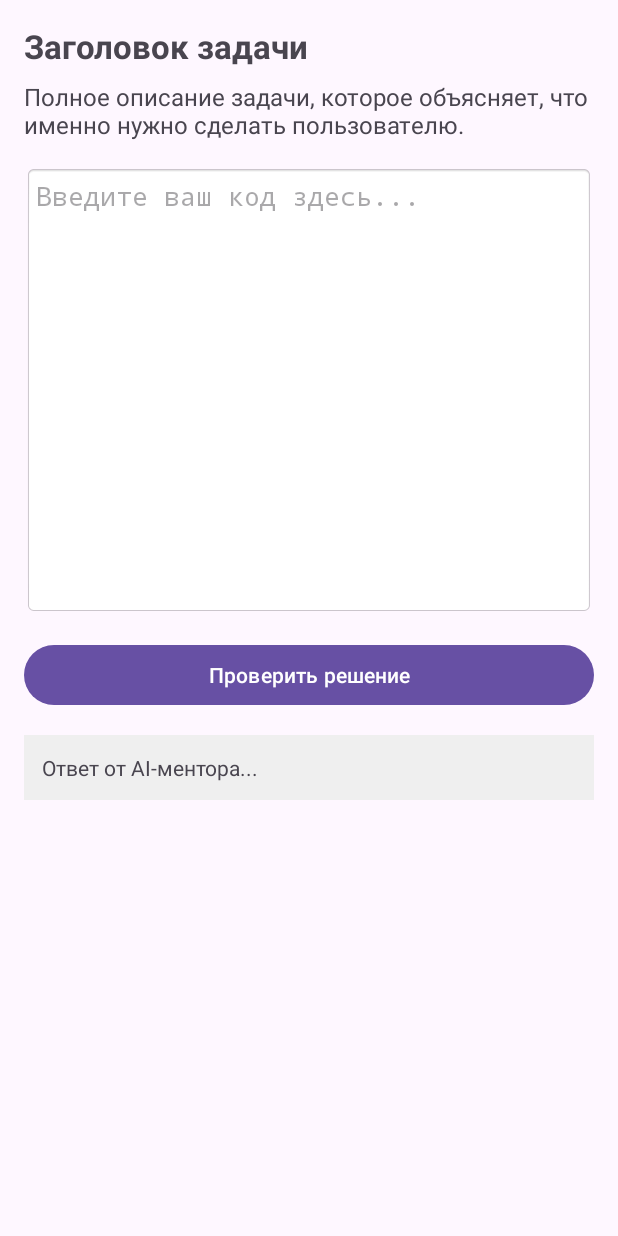
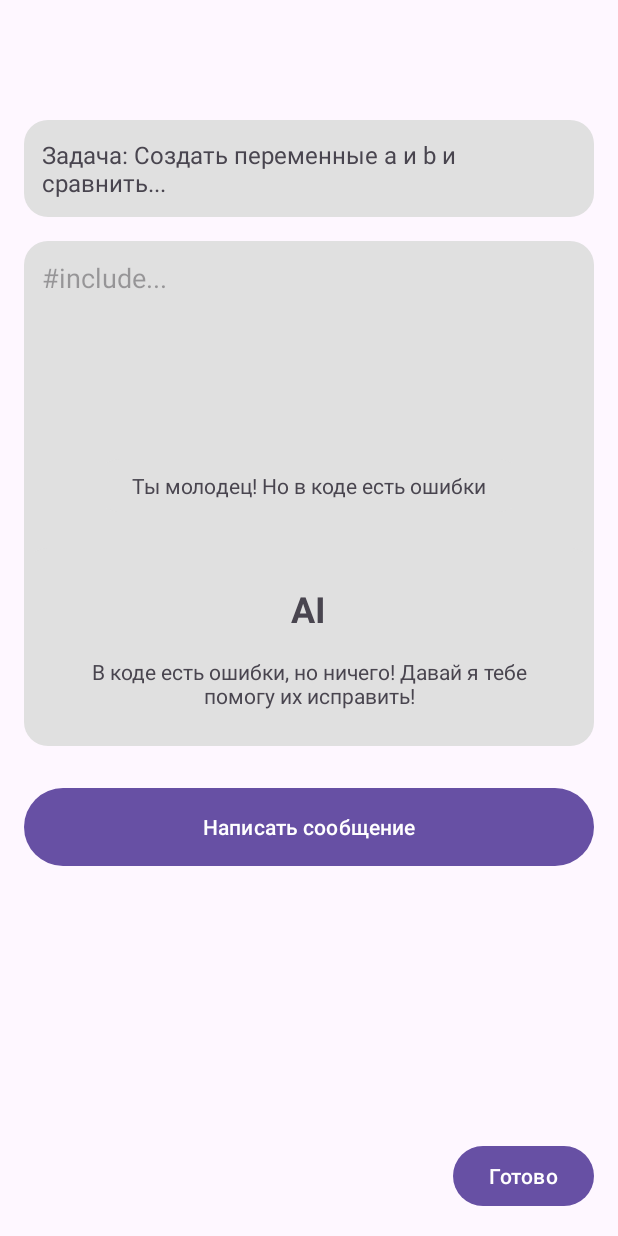
Before and after one commit to src-boolean/CodeMentor, an Android app: the layout activity_task.xml on its own in the app's theme, with its tools: preview values and no code run, on a phone screen of 412 x 824 dp. Run offline under Robolectric (Android 15) with nearby library versions, the phone set to English and light mode, and no system bars.

```diff
--- a/app/build.gradle.kts
+++ b/app/build.gradle.kts
@@ -49,4 +49,5 @@ dependencies {
     implementation("com.squareup.retrofit2:retrofit:2.9.0")
     implementation("com.squareup.retrofit2:converter-gson:2.9.0")
     implementation("com.squareup.okhttp3:logging-interceptor:4.9.3")
+    implementation("com.google.android.material:material:1.12.0")
 }
--- /dev/null
+++ b/app/src/main/res/drawable/rounded_background.xml
@@ -0,0 +1,5 @@
+<?xml version="1.0" encoding="utf-8"?>
+<shape xmlns:android="http://schemas.android.com/apk/res/android">
+    <solid android:color="#E0E0E0"/>
+    <corners android:radius="16dp"/>
+</shape>
--- a/app/src/main/res/layout/activity_task.xml
+++ b/app/src/main/res/layout/activity_task.xml
@@ -1,64 +1,113 @@
 <?xml version="1.0" encoding="utf-8"?>
-<ScrollView xmlns:android="http://schemas.android.com/apk/res/android"
+<LinearLayout xmlns:android="http://schemas.android.com/apk/res/android"
+    xmlns:app="http://schemas.android.com/apk/res-auto"
     xmlns:tools="http://schemas.android.com/tools"
     android:layout_width="match_parent"
     android:layout_height="match_parent"
+    android:orientation="vertical"
+    tools:context=".TaskActivity">
+
+    <com.google.android.material.appbar.AppBarLayout
+        android:layout_width="match_parent"
+        android:layout_height="wrap_content">
+        <androidx.appcompat.widget.Toolbar
+            android:id="@+id/toolbar_task"
+            android:layout_width="match_parent"
+            android:layout_height="?attr/actionBarSize" />
+    </com.google.android.material.appbar.AppBarLayout>
+
+    <ScrollView
+        android:layout_width="match_parent"
+        android:layout_height="match_parent"
         android:fillViewport="true">
+
+        <RelativeLayout
+            android:layout_width="match_parent"
+            android:layout_height="wrap_content"
+            android:padding="16dp">
+
+            <TextView
+                android:id="@+id/tvTaskDescription"
+                android:layout_width="match_parent"
+                android:layout_height="wrap_content"
+                android:background="@drawable/rounded_background"
+                android:padding="12dp"
+                tools:text="Задача: Создать переменные a и b и сравнить..."
+                android:textSize="16sp"/>
+
+            <EditText
+                android:id="@+id/etCodeEditor"
+                android:layout_width="match_parent"
+                android:layout_height="300dp"
+                android:layout_below="@id/tvTaskDescription"
+                android:layout_marginTop="16dp"
+                android:background="@drawable/rounded_background"
+                android:gravity="top"
+                android:hint="#include..."
+                android:padding="12dp"/>
+
+            <Button
+                android:id="@+id/btnSubmitCode"
+                android:layout_width="wrap_content"
+                android:layout_height="wrap_content"
+                android:text="Готово"
+                android:layout_alignParentEnd="true"
+                android:layout_alignParentBottom="true" />
+
+            <LinearLayout
+                android:id="@+id/responseLayout"
+                android:layout_width="match_parent"
+                android:layout_height="wrap_content"
+                android:orientation="vertical"
+                android:visibility="gone"
+                tools:visibility="visible"
+                android:gravity="center_horizontal"
+                android:layout_centerInParent="true">
+
+                <TextView
+                    android:id="@+id/tvResponseTitle"
+                    android:layout_width="wrap_content"
+                    android:layout_height="wrap_content"
+                    android:background="@drawable/rounded_background"
+                    android:paddingHorizontal="24dp"
+                    android:paddingVertical="8dp"
+                    android:layout_marginBottom="24dp"
+                    tools:text="Ты молодец! Но в коде есть ошибки"/>
 
                 <LinearLayout
                     android:layout_width="match_parent"
                     android:layout_height="wrap_content"
                     android:orientation="vertical"
-        android:padding="16dp"
-        android:paddingTop="48dp"
-        tools:context=".TaskActivity">
+                    android:background="@drawable/rounded_background"
+                    android:gravity="center"
+                    android:padding="24dp">
 
                     <TextView
-            android:id="@+id/tvTaskTitle"
-            android:layout_width="match_parent"
+                        android:layout_width="wrap_content"
                         android:layout_height="wrap_content"
-            android:textSize="22sp"
-            android:textStyle="bold"
-            android:layout_marginBottom="8dp"
-            tools:text="Заголовок задачи" />
+                        android:text="AI"
+                        android:textSize="24sp"
+                        android:textStyle="bold"/>
 
                     <TextView
-            android:id="@+id/tvTaskDescription"
-            android:layout_width="match_parent"
+                        android:id="@+id/tvResponseMessage"
+                        android:layout_width="wrap_content"
                         android:layout_height="wrap_content"
-            android:textSize="16sp"
-            android:layout_marginBottom="16dp"
-            tools:text="Полное описание задачи, которое объясняет, что именно нужно сделать пользователю." />
-
-        <EditText
-            android:id="@+id/etCodeEditor"
-            android:layout_width="match_parent"
-            android:layout_height="300dp"
-            android:hint="Введите ваш код здесь..."
-            android:gravity="top"
-            android:background="@android:drawable/editbox_background_normal"
-            android:padding="8dp"
-            android:minHeight="200dp"
-            android:fontFamily="monospace"
-            android:inputType="textMultiLine" />
+                        android:gravity="center"
+                        android:layout_marginTop="16dp"
+                        tools:text="В коде есть ошибки, но ничего! Давай я тебе помогу их исправить!"/>
+                </LinearLayout>
 
                 <Button
-            android:id="@+id/btnSubmitCode"
+                    android:id="@+id/btnGoToChat"
                     android:layout_width="match_parent"
-            android:layout_height="wrap_content"
-            android:text="Проверить решение"
-            android:layout_marginTop="16dp"/>
-
-        <TextView
-            android:id="@+id/tvAiResponse"
-            android:layout_width="match_parent"
-            android:layout_height="wrap_content"
-            android:layout_marginTop="16dp"
-            android:background="#EFEFEF"
-            android:padding="12dp"
-            android:text="Ответ от AI-ментора..."
-            android:visibility="gone"
-            tools:visibility="visible" />
+                    android:layout_height="60dp"
+                    android:layout_marginTop="24dp"
+                    android:text="Написать сообщение"/>
 
             </LinearLayout>
+
+        </RelativeLayout>
     </ScrollView>
+
+</LinearLayout>
```
Also changed, not shown: app/src/main/java/com/example/codementor/AiChatFragment.kt (added, +7 -0 lines), app/src/main/java/com/example/codementor/GeminiApiService.kt (+8 -0 lines), app/src/main/java/com/example/codementor/HistoryFragment.kt (added, +7 -0 lines), app/src/main/java/com/example/codementor/HomeFragment.kt (added, +7 -0 lines), app/src/main/java/com/example/codementor/MainActivity.kt (+42 -6 lines), app/src/main/java/com/example/codementor/TaskActivity.kt (+52 -63 lines), app/src/main/res/layout/activity_main.xml (+14 -0 lines), app/src/main/res/menu/bottom_nav_menu.xml (added, +19 -0 lines), app/src/main/res/drawable/ic_ai.png (added), app/src/main/res/drawable/ic_history.png (added), app/src/main/res/drawable/ic_home.png (added), app/src/main/res/drawable/ic_practice.png (added), 4 other files. Lines whose indentation alone changed are shown as unchanged.
